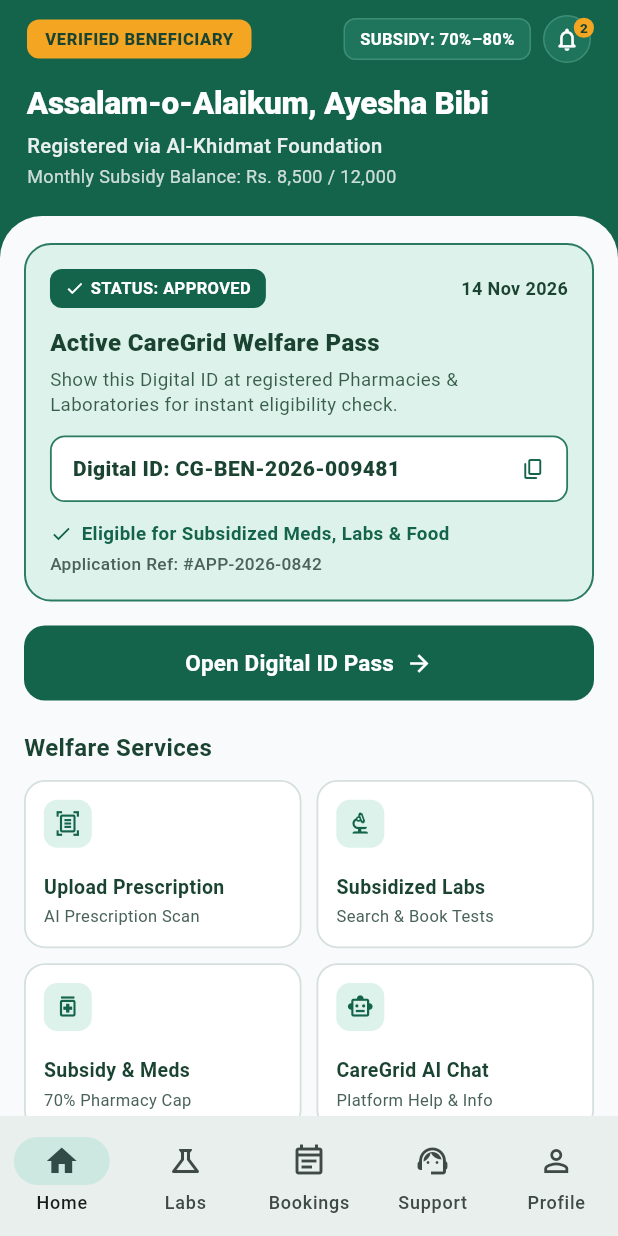
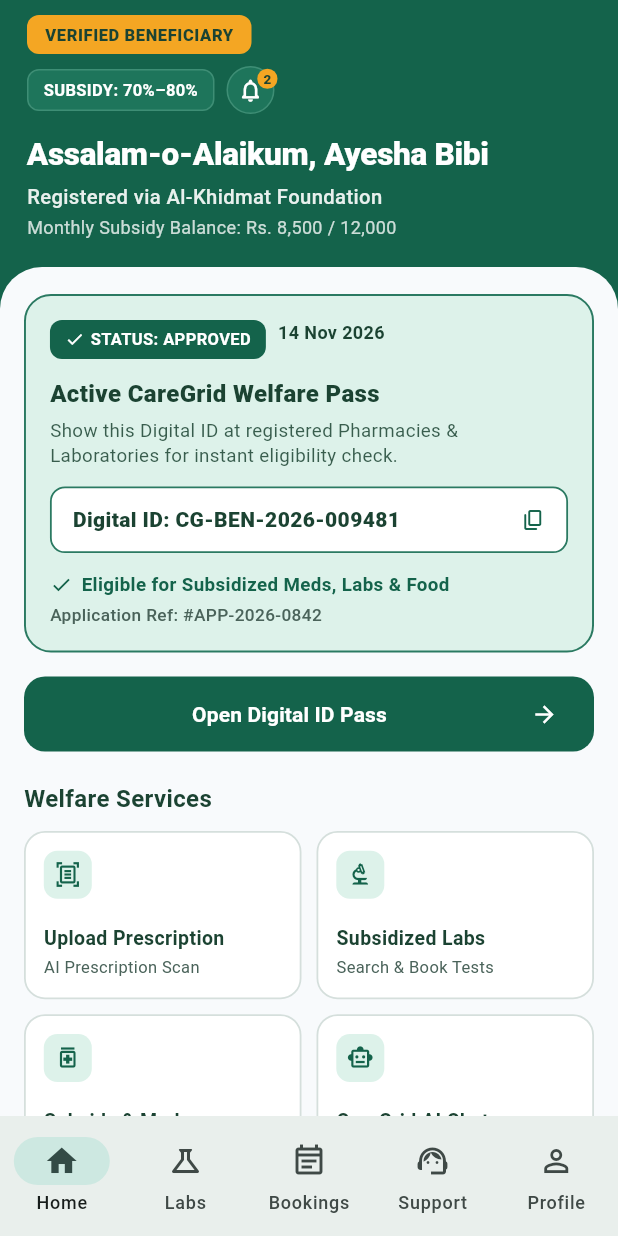
Before and after one commit to huzaifakamran428/CareGrid, a Flutter app: the screen it shows after launch, on a phone screen of 412 x 824 dp. Run offline on Flutter 3.47's test engine with Material 3 defaults, Android fonts, the phone set to English and light mode, and no system bars.

Commit message:
fix(mobile): make home cards and support header responsive on iPhone-sized screens
Wrap status badges, constrain ID and button text, and allow support stats to
shrink without horizontal RenderFlex overflow.

```diff
--- a/frontend/mobile_app/lib/features/beneficiary/presentation/screens/beneficiary_home_screen.dart
+++ b/frontend/mobile_app/lib/features/beneficiary/presentation/screens/beneficiary_home_screen.dart
@@ -193,8 +193,10 @@ class _BeneficiaryHomeScreenState extends State<BeneficiaryHomeScreen> {
         crossAxisAlignment: CrossAxisAlignment.start,
         children: [
           // Top Status Pill Row + Notification Bell
-          Row(
-            mainAxisAlignment: MainAxisAlignment.spaceBetween,
+          Wrap(
+            alignment: WrapAlignment.spaceBetween,
+            spacing: 8,
+            runSpacing: 8,
             children: [
               // Left Amber Status Pill
               Container(
@@ -334,8 +336,10 @@ class _BeneficiaryHomeScreenState extends State<BeneficiaryHomeScreen> {
         crossAxisAlignment: CrossAxisAlignment.start,
         children: [
           // Top Row: Approved Pill + Date
-          Row(
-            mainAxisAlignment: MainAxisAlignment.spaceBetween,
+          Wrap(
+            alignment: WrapAlignment.spaceBetween,
+            spacing: 8,
+            runSpacing: 8,
             children: [
               Container(
                 padding:
@@ -405,16 +409,20 @@ class _BeneficiaryHomeScreenState extends State<BeneficiaryHomeScreen> {
                 border: Border.all(color: _mintCardBorder, width: 1.2),
               ),
               child: Row(
-                mainAxisAlignment: MainAxisAlignment.spaceBetween,
                 children: [
-                  Text(
+                  Expanded(
+                    child: Text(
                       'Digital ID: ${_beneficiaryData['digitalId']}',
+                      maxLines: 2,
+                      overflow: TextOverflow.ellipsis,
                       style: const TextStyle(
                         color: _darkForestText,
                         fontSize: 14,
                         fontWeight: FontWeight.w800,
                       ),
                     ),
+                  ),
+                  const SizedBox(width: 8),
                   const Icon(
                     Icons.copy_rounded,
                     size: 16,
@@ -594,8 +602,10 @@ class _BeneficiaryHomeScreenState extends State<BeneficiaryHomeScreen> {
       child: Column(
         crossAxisAlignment: CrossAxisAlignment.start,
         children: [
-          Row(
-            mainAxisAlignment: MainAxisAlignment.spaceBetween,
+          Wrap(
+            alignment: WrapAlignment.spaceBetween,
+            spacing: 8,
+            runSpacing: 8,
             children: [
               const Text(
                 'My Uploaded Prescription',
@@ -699,8 +709,10 @@ class _BeneficiaryHomeScreenState extends State<BeneficiaryHomeScreen> {
       child: Column(
         crossAxisAlignment: CrossAxisAlignment.start,
         children: [
-          Row(
-            mainAxisAlignment: MainAxisAlignment.spaceBetween,
+          Wrap(
+            alignment: WrapAlignment.spaceBetween,
+            spacing: 8,
+            runSpacing: 8,
             children: [
               const Text(
                 'Recent Lab Report',
@@ -792,11 +804,16 @@ class _BeneficiaryHomeScreenState extends State<BeneficiaryHomeScreen> {
         child: Row(
           mainAxisAlignment: MainAxisAlignment.center,
           children: [
-            Text(
+            Expanded(
+              child: Text(
                 label,
+                textAlign: TextAlign.center,
+                maxLines: 2,
+                overflow: TextOverflow.ellipsis,
                 style: const TextStyle(
-                fontSize: 15,
+                  fontSize: 14,
                   fontWeight: FontWeight.w700,
+                ),
               ),
             ),
             const SizedBox(width: 8),
--- a/frontend/mobile_app/lib/features/complaints_feedback/presentation/screens/complaints_home_screen.dart
+++ b/frontend/mobile_app/lib/features/complaints_feedback/presentation/screens/complaints_home_screen.dart
@@ -155,12 +155,12 @@ class _ComplaintsHomeScreenState extends State<ComplaintsHomeScreen> {
     padding: const EdgeInsets.all(13),
     decoration: BoxDecoration(color: Colors.white.withOpacity(.10), borderRadius: BorderRadius.circular(14), border: Border.all(color: Colors.white.withOpacity(.12))),
     child: Row(children: [
-      Icon(icon, color: const Color(0xFFA4E5D7), size: 22),
-      const SizedBox(width: 10),
-      Column(crossAxisAlignment: CrossAxisAlignment.start, children: [
+      Icon(icon, color: const Color(0xFFA4E5D7), size: 20),
+      const SizedBox(width: 7),
+      Expanded(child: Column(crossAxisAlignment: CrossAxisAlignment.start, children: [
         Text(value, style: const TextStyle(fontSize: 19, color: Colors.white, fontWeight: FontWeight.w900)),
-        Text(label, style: const TextStyle(fontSize: 10, color: Color(0xFFC8E5E0))),
-      ]),
+        Text(label, maxLines: 2, overflow: TextOverflow.ellipsis, style: const TextStyle(fontSize: 10, color: Color(0xFFC8E5E0))),
+      ])),
     ]),
   ));
 }
```
Lines whose indentation alone changed are shown as unchanged.
